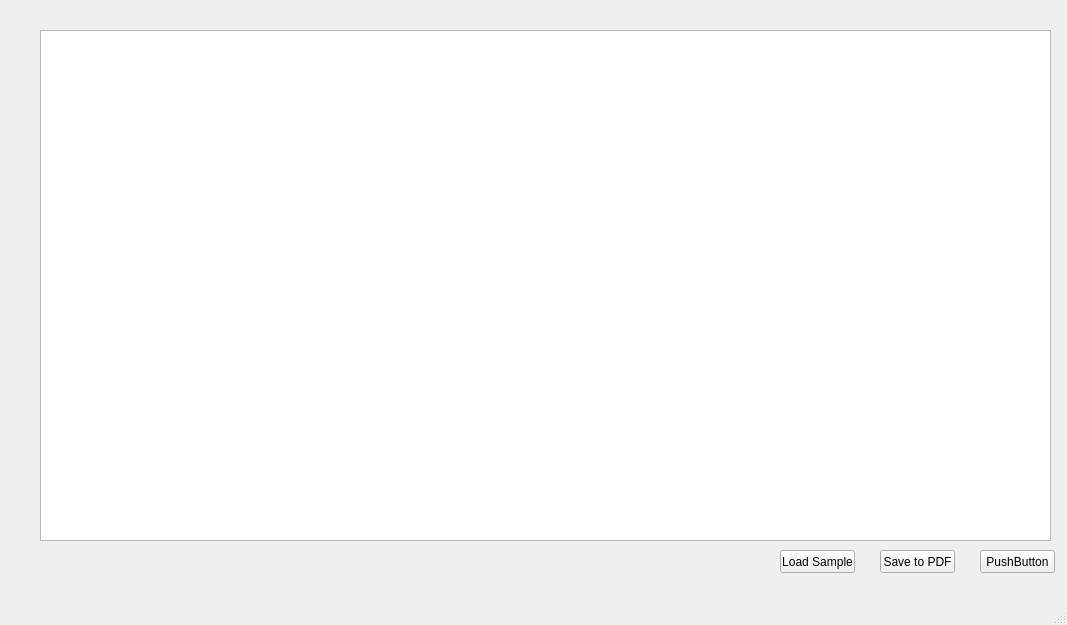
iVanyaVas/QT, file Test1/mainwindow.ui: the form before one commit.
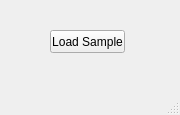
The form after the commit.

```diff
--- a/Test1/mainwindow.ui
+++ b/Test1/mainwindow.ui
@@ -6,55 +6,19 @@
    <rect>
     <x>0</x>
     <y>0</y>
-    <width>1067</width>
-    <height>625</height>
+    <width>180</width>
+    <height>115</height>
    </rect>
   </property>
   <property name="windowTitle">
    <string>MainWindow</string>
   </property>
   <widget class="QWidget" name="centralwidget">
-   <widget class="QPushButton" name="pushButton">
-    <property name="geometry">
-     <rect>
-      <x>980</x>
-      <y>550</y>
-      <width>75</width>
-      <height>23</height>
-     </rect>
-    </property>
-    <property name="text">
-     <string>PushButton</string>
-    </property>
-   </widget>
-   <widget class="QPushButton" name="pushButton_2">
-    <property name="geometry">
-     <rect>
-      <x>880</x>
-      <y>550</y>
-      <width>75</width>
-      <height>23</height>
-     </rect>
-    </property>
-    <property name="text">
-     <string>Save to PDF</string>
-    </property>
-   </widget>
-   <widget class="QTableWidget" name="tableWidget">
-    <property name="geometry">
-     <rect>
-      <x>40</x>
-      <y>30</y>
-      <width>1011</width>
-      <height>511</height>
-     </rect>
-    </property>
-   </widget>
    <widget class="QPushButton" name="pushButton_3">
     <property name="geometry">
      <rect>
-      <x>780</x>
-      <y>550</y>
+      <x>50</x>
+      <y>30</y>
       <width>75</width>
       <height>23</height>
      </rect>
```
Left out of the diff: 2 changed lines with no effect on the pictures.
